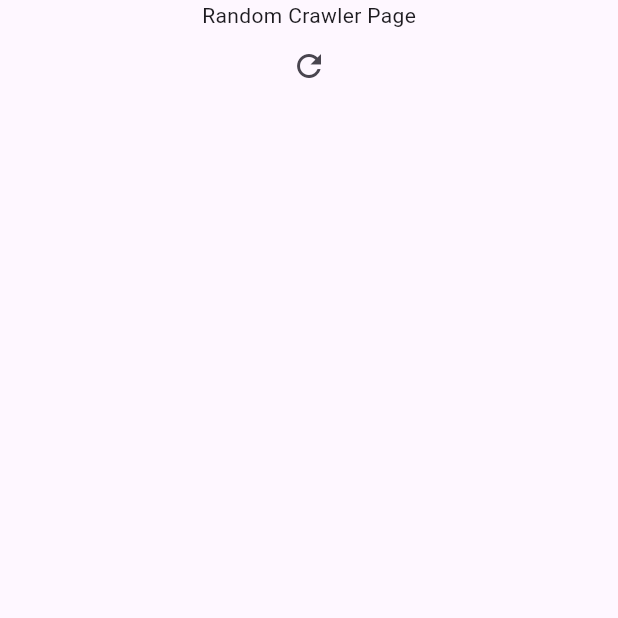
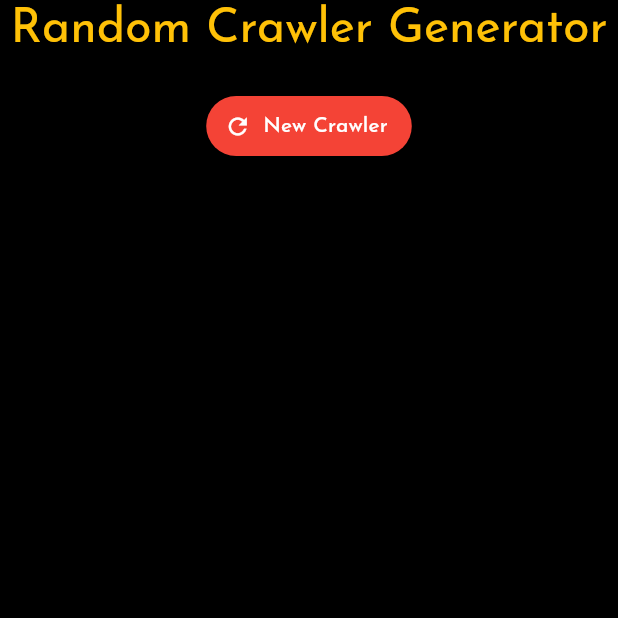
Before and after one commit to EcraepNahte/dcc_rpg_crawler_generator, a Flutter app: the screen it shows after launch, on a phone screen of 412 x 824 dp, the top half of it. Run offline on Flutter 3.47's test engine with Material 3 defaults, Android fonts, the light colour scheme and no system bars; our stand-ins replace google_fonts; network calls fail.

Commit message:
Setting up cont.

```diff
--- a/lib/main.dart
+++ b/lib/main.dart
@@ -1,5 +1,6 @@
 import 'package:dcc_rpg_crawler_generator/pages/random_crawler_page.dart';
 import 'package:flutter/material.dart';
+import 'package:google_fonts/google_fonts.dart';
 
 void main() {
   runApp(const MainApp());
@@ -10,6 +11,9 @@ class MainApp extends StatelessWidget {
 
   @override
   Widget build(BuildContext context) {
-    return const MaterialApp(home: RandomCrawlerPage());
+    return MaterialApp(
+      theme: ThemeData(textTheme: GoogleFonts.josefinSansTextTheme()),
+      home: const RandomCrawlerPage(),
+    );
   }
 }
--- a/lib/model/crawler.dart
+++ b/lib/model/crawler.dart
@@ -25,7 +25,8 @@ class Crawler {
     required this.country,
   });
 
-  static Crawler fromJson(Map<String, dynamic> json) {
+  static Crawler? fromJson(Map<String, dynamic> json) {
+    try {
       String crawlerFirstName = json['name']['first'] ?? '';
       String crawlerLastName = json['name']['last'] ?? '';
 
@@ -48,5 +49,9 @@ class Crawler {
         state: json['location']['state'] ?? '',
         country: json['location']['country'] ?? '',
       );
+    } catch (e) {
+      print('Error parsing Crawler from JSON: $e');
+      return null;
     }
   }
+}
--- a/lib/pages/random_crawler_page.dart
+++ b/lib/pages/random_crawler_page.dart
@@ -2,6 +2,7 @@ import 'dart:convert';
 
 import 'package:dcc_rpg_crawler_generator/model/crawler.dart';
 import 'package:flutter/material.dart';
+import 'package:intl/intl.dart';
 import 'package:http/http.dart' as http;
 
 class RandomCrawlerPage extends StatefulWidget {
@@ -13,6 +14,16 @@ class RandomCrawlerPage extends StatefulWidget {
 
 class RandomCrawlerPageState extends State<RandomCrawlerPage> {
   Crawler? _crawler;
+  var formatter = NumberFormat.decimalPattern(
+    'en_US',
+  ); // TODO: get user region eventually
+
+  @override
+  void initState() {
+    super.initState();
+    _generateRandomCrawler();
+  }
+
   void _generateRandomCrawler() async {
     http.Response response = await http.get(
       Uri.parse('https://randomuser.me/api/'),
@@ -34,22 +45,65 @@ class RandomCrawlerPageState extends State<RandomCrawlerPage> {
     return Scaffold(
       body: Container(
         alignment: Alignment.center,
+        color: Colors.black,
         width: double.infinity,
         child: Column(
           crossAxisAlignment: CrossAxisAlignment.center,
           children: [
-            Text('Random Crawler Page'),
+            Text(
+              'Random Crawler Generator',
+              style: Theme.of(
+                context,
+              ).textTheme.headlineLarge!.copyWith(color: Colors.amber),
+            ),
             if (_crawler != null)
               Column(
                 crossAxisAlignment: CrossAxisAlignment.center,
                 children: [
-                  Text(_crawler!.crawlerName),
-                  Text('#${_crawler!.crawlerNumber}'),
-                  Text('${_crawler!.firstName} ${_crawler!.lastName}'),
+                  Image.network(
+                    _crawler!.imageUrl,
+                    height: 200,
+                    width: 200,
+                    fit: BoxFit.fill,
+                  ),
+                  Text(
+                    _crawler!.crawlerName,
+                    style: Theme.of(context).textTheme.headlineLarge!.copyWith(
+                      fontWeight: FontWeight.bold,
+                      color: Colors.yellow,
+                    ),
+                  ),
+                  Text(
+                    '#${formatter.format(_crawler!.crawlerNumber)}',
+                    style: Theme.of(
+                      context,
+                    ).textTheme.headlineSmall!.copyWith(color: Colors.red),
+                  ),
+                  Text(
+                    '${_crawler!.firstName} ${_crawler!.lastName} ${_crawler!.age} ${_crawler!.isMale ? 'M' : 'F'}',
+                    style: Theme.of(
+                      context,
+                    ).textTheme.bodyLarge!.copyWith(color: Colors.grey),
+                  ),
+                  Text(
+                    '${_crawler!.city}, ${_crawler!.state}  ${_crawler!.country}',
+                    style: Theme.of(
+                      context,
+                    ).textTheme.bodyMedium!.copyWith(color: Colors.grey),
+                  ),
                 ],
               ),
-            IconButton(
+            SizedBox(height: 20),
+            TextButton.icon(
+              style: ButtonStyle(
+                backgroundColor: WidgetStateProperty.all<Color>(Colors.red),
+                foregroundColor: WidgetStateProperty.all<Color>(Colors.white),
+                textStyle: WidgetStateProperty.all<TextStyle>(
+                  Theme.of(context).textTheme.labelLarge!,
+                ),
+              ),
               icon: Icon(Icons.refresh),
+              label: Text('New Crawler'),
               onPressed: _generateRandomCrawler,
             ),
           ],
--- a/lib/services/crawler_identification_service.dart
+++ b/lib/services/crawler_identification_service.dart
@@ -3,6 +3,7 @@ import 'dart:math';
 class CrawlerIdentificationService {
   static int crawlersInDungeon =
       12935453; // This is the number of crawlers that entered the dungeon in Dungeon Crawler Carl
+  static int rolls = 3;
 
   static int generateCrawlerNumber() {
     return Random().nextInt(crawlersInDungeon);
@@ -14,8 +15,8 @@ class CrawlerIdentificationService {
     String lastName,
     int crawlerNumber,
   ) {
-    // Use a probability where numbers go up as their crawler number goes up.
-    int lettersToIncludeInLastName = 3;
+    int lettersToIncludeInLastName = _generateLetterCount(crawlerNumber);
+
     String crawlerName = '$firstName ';
 
     int suffixNumber = 0;
@@ -33,4 +34,27 @@ class CrawlerIdentificationService {
 
     return crawlerName;
   }
+
+  static int _generateLetterCount(int crawlerNumber) {
+    // Use a probability where letters in their last name go up as their crawler number goes up.
+    int maxLetters = 10;
+    double logProgress = log(crawlerNumber) / log(crawlersInDungeon);
+    double linearProgress = crawlerNumber / crawlersInDungeon;
+    double blendFactor =
+        0.1; // Adjust to control blend between linear and log. Higher = more curve
+    double progressToMax =
+        (1.0 - blendFactor) * linearProgress + blendFactor * logProgress;
+    int bias = (progressToMax * maxLetters).round();
+    int rolls = 4;
+    int lettersToIncludeInLastName = Random().nextInt(bias + 1);
+
+    for (int i = 1; i < rolls; i++) {
+      lettersToIncludeInLastName = max(
+        lettersToIncludeInLastName,
+        Random().nextInt(bias + 1),
+      );
+    }
+
+    return lettersToIncludeInLastName;
+  }
 }
--- a/pubspec.yaml
+++ b/pubspec.yaml
@@ -9,7 +9,9 @@ environment:
 dependencies:
   flutter:
     sdk: flutter
+  google_fonts: ^8.2.1
   http: ^1.6.0
+  intl: ^0.20.3
 
 dev_dependencies:
   flutter_test:
```
Lines whose indentation alone changed are shown as unchanged.
